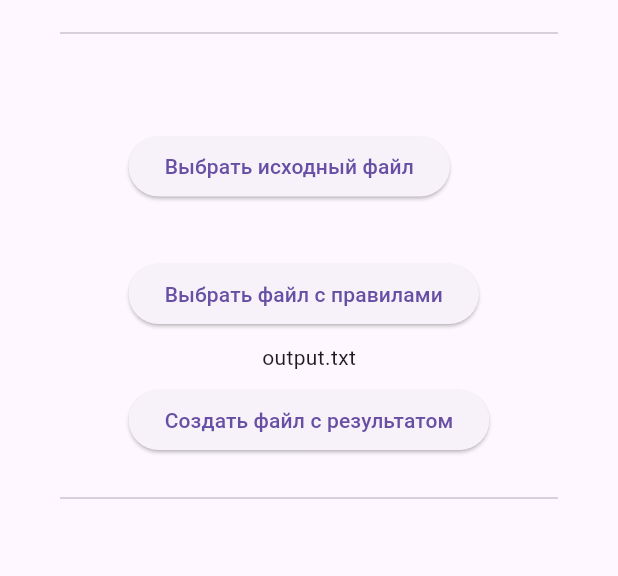
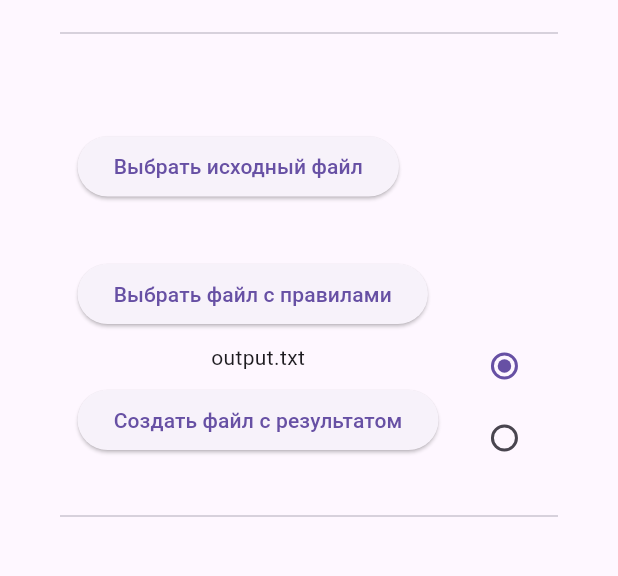
Before and after one commit to neo321654/word_forms, a Flutter app: the screen it shows after launch, on a phone screen of 412 x 824 dp, the part 63-639 px from its top. Run offline on Flutter 3.47's test engine with Material 3 defaults, Android fonts, the phone set to English and light mode, and no system bars; our stand-ins replace file_picker, open_file.

Commit message:
тултип

```diff
--- a/lib/logic.dart
+++ b/lib/logic.dart
@@ -108,6 +108,7 @@ void mainLogic({required String inputPath, required rulePath,required Function(S
 
   listWithDeletedMarks.addAll(deleteMarksFromList(listToEdit, listMarksDelete));
 
+  //todo пока что сделаю без него
   ///пункт 6 ударение, проверяю текущее ударение, оно на ок/осн
   ///если если оно на ок и проверка на ок , тогда ничего не меняю
   ///если нет удаляю старое ударение, нахожу последнюю гласную,
@@ -146,6 +147,7 @@ void mainLogic({required String inputPath, required rulePath,required Function(S
   // Создаем имя файла для сохранения
   final outputPath = path.join(documentsDirectory.path, 'output','output.txt');
 
+  //todo проверить как писать в файл
   // Сохраняем allInputs в output.txt
   File(outputPath).writeAsStringSync(allInputs.join('\n'));
 
--- a/lib/main.dart
+++ b/lib/main.dart
@@ -32,6 +32,8 @@ class MyHomePageState extends State<MyHomePage> {
   String _path_input = '';
   String _path_rules = '';
   String _path_final_result = '';
+  String? selectedOption = '1';
+
 
   Future<void> _pickInputFile() async {
     try {
@@ -84,7 +86,7 @@ class MyHomePageState extends State<MyHomePage> {
     return 'empty';
   }
 
-  void _onResult(String result){
+  void _onResult(String result) {
     setState(() {
       _fileContent = result;
     });
@@ -92,6 +94,7 @@ class MyHomePageState extends State<MyHomePage> {
 
   @override
   Widget build(BuildContext context) {
+
     return Scaffold(
       appBar: AppBar(
         title: const Text('Word forms'),
@@ -134,6 +137,8 @@ class MyHomePageState extends State<MyHomePage> {
                 ],
               ),
               Column(
+                crossAxisAlignment: CrossAxisAlignment.center,
+
                 children: [
                   Padding(
                     padding: EdgeInsets.all(8.0),
@@ -141,12 +146,49 @@ class MyHomePageState extends State<MyHomePage> {
                   ),
                   ElevatedButton(
                     onPressed: () {
-                      mainLogic(inputPath: _path_input, rulePath: _path_rules,onResult: _onResult,context: context);
+                      mainLogic(
+                          inputPath: _path_input,
+                          rulePath: _path_rules,
+                          onResult: _onResult,
+                          context: context);
                     },
                     child: const Text('Создать файл с результатом'),
                   ),
                 ],
               ),
+              Column(
+                mainAxisSize: MainAxisSize.min,
+                mainAxisAlignment: MainAxisAlignment.center,
+                children: [
+                  Tooltip(
+                    message: 'Первый вариант вывода',
+                    child: Radio<String>(
+                      // title: Center(child: Text('1')),
+                      value: '1',
+                      groupValue: selectedOption,
+                      onChanged: (value) {
+                        setState(() {
+                          selectedOption = value;
+                        });
+                      },
+                    ),
+                  ),
+                  Tooltip(
+                    message: 'Второй вариант вывода',
+                    child: Radio<String>(
+                      // title: Text('2'),
+                      value: '2',
+                      groupValue: selectedOption,
+                      onChanged: (value) {
+                        setState(() {
+                          selectedOption = value;
+                        });
+                      },
+                    ),
+                  ),
+                ],
+              ),
+
             ],
           ),
           const SizedBox(height: 20),
@@ -156,9 +198,9 @@ class MyHomePageState extends State<MyHomePage> {
           ),
           Expanded(
               child: Padding(
-                padding: const EdgeInsets.all(8.0),
-                child: SingleChildScrollView(child: Text(_fileContent)),
-              )),
+            padding: const EdgeInsets.all(8.0),
+            child: SingleChildScrollView(child: Text(_fileContent)),
+          )),
         ],
       ),
     );
```
